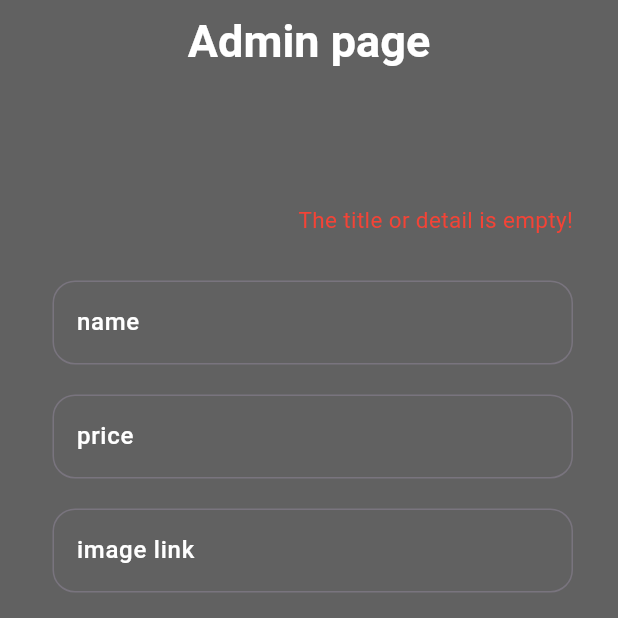
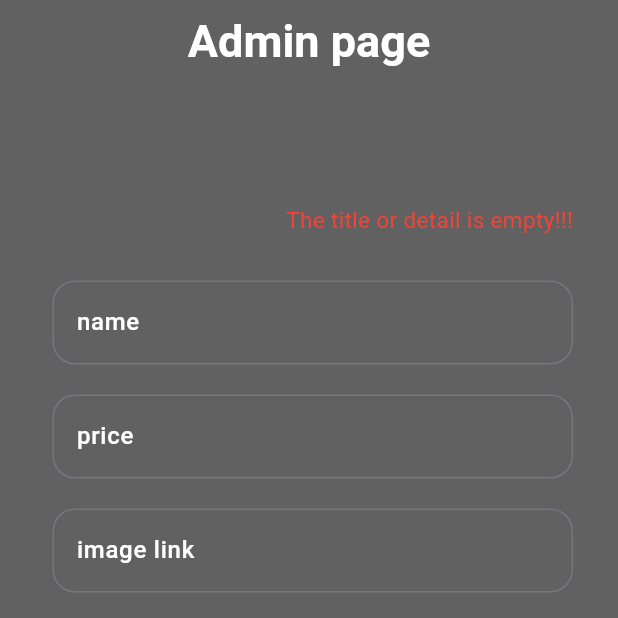
Before and after one commit to IftixorRustamov/shopping_app, a Flutter app: the AdminPage screen opened by its route, after a tap on "Submit", on a phone screen of 412 x 824 dp, the top half of it. Run offline on Flutter 3.47's test engine with Material 3 defaults, Android fonts, the phone set to English and light mode, and no system bars; our stand-ins replace go_router; network calls fail.

Commit message:
practice commit

```diff
--- a/lib/pages/admin_page.dart
+++ b/lib/pages/admin_page.dart
@@ -56,7 +56,7 @@ class _AdminPageState extends State<AdminPage> {
               Visibility(
                 visible: isVisible,
                 child: const Text(
-                  'The title or detail is empty!',
+                  'The title or detail is empty!!!',
                   style: TextStyle(color: Colors.red, fontSize: 15),
                 ),
               ),
```
